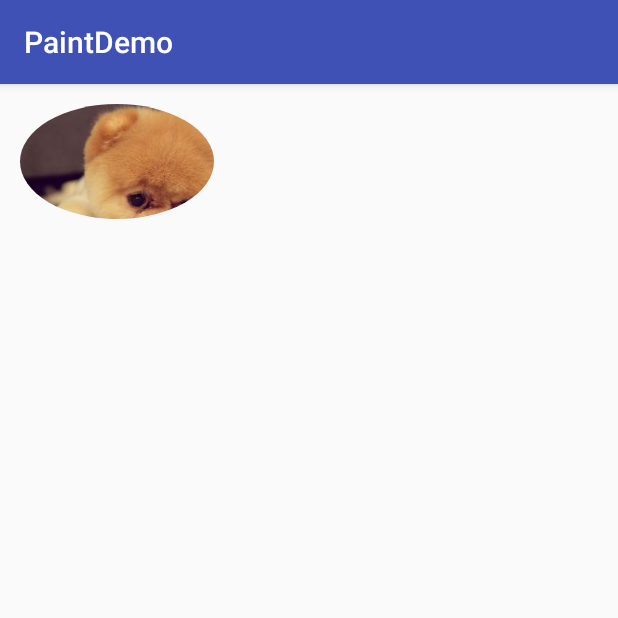
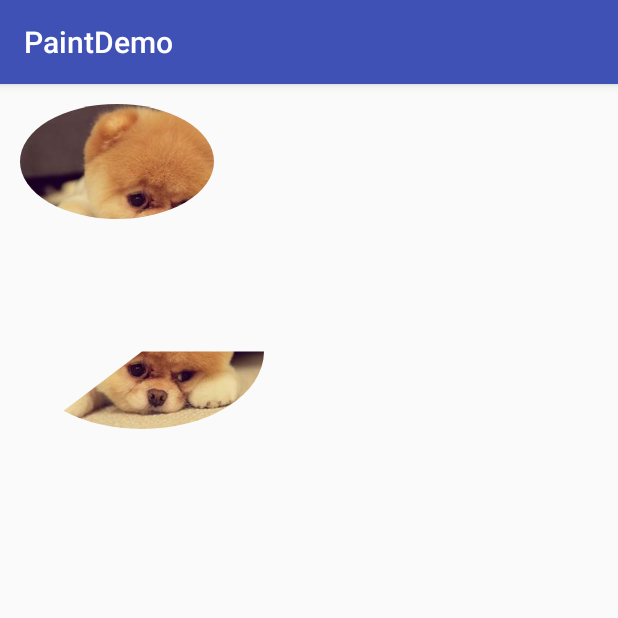
Before and after one commit to wuzhiqian/PaintDemo, an Android app: the ShaderActivity screen opened directly, with no data from a screen before it, on a phone screen of 412 x 824 dp, the top half of it. Run offline under Robolectric (Android 15) with nearby library versions, the phone set to English and light mode, and no system bars.

Commit message:
换个名字

```diff
--- a/app/src/main/java/com/wzq/paintdemo/util/shder/DrawBitmapShader.java
+++ b/app/src/main/java/com/wzq/paintdemo/util/shder/DrawBitmapShader.java
@@ -30,7 +30,7 @@ public class DrawBitmapShader {
 
     public static void drawArcBitmapShader(Canvas canvas, Bitmap bitmap) {
         circleBitmapShader = new BitmapShader(bitmap, Shader.TileMode.MIRROR,Shader.TileMode.REPEAT);
-        circleShapeDrawable = new ShapeDrawable(new ArcShape(180, 50));
+        circleShapeDrawable = new ShapeDrawable(new ArcShape(0, 130));
         circleShapeDrawable.getPaint().setShader(circleBitmapShader);
         circleShapeDrawable.setBounds(20, 10, bitmap.getWidth() , bitmap.getHeight());
         circleShapeDrawable.draw(canvas);
--- a/app/src/main/java/com/wzq/paintdemo/view/shaderview/BitmapShaderView.java
+++ b/app/src/main/java/com/wzq/paintdemo/view/shaderview/BitmapShaderView.java
@@ -1,6 +1,7 @@
 package com.wzq.paintdemo.view.shaderview;
 
 import android.content.Context;
+import android.content.res.TypedArray;
 import android.graphics.Bitmap;
 import android.graphics.BitmapFactory;
 import android.graphics.Canvas;
@@ -23,16 +24,21 @@ public class BitmapShaderView extends View {
     public BitmapShaderView(Context context, AttributeSet attrs) {
         this(context, attrs, 0);
     }
-
+    private int type = 1;
     public BitmapShaderView(Context context, AttributeSet attrs, int defStyleAttr) {
         super(context, attrs, defStyleAttr);
+        TypedArray a =  context.obtainStyledAttributes(attrs, R.styleable.BitmapShaderView);
+        type = a.getInt(R.styleable.BitmapShaderView_type, 1);
         bitmap = BitmapFactory.decodeResource(getResources(), R.mipmap.a);
     }
 
     @Override
     protected void onDraw(Canvas canvas) {
         super.onDraw(canvas);
-        DrawBitmapShader.drawBitmapShader(canvas, bitmap);
+        if(type == 1)
+            DrawBitmapShader.drawBitmapShader(canvas, bitmap);
+        else
+            DrawBitmapShader.drawArcBitmapShader(canvas,bitmap);
 
     }
 }
--- a/app/src/main/res/layout/activity_shader.xml
+++ b/app/src/main/res/layout/activity_shader.xml
@@ -1,5 +1,7 @@
 <?xml version="1.0" encoding="utf-8"?>
-<LinearLayout xmlns:android="http://schemas.android.com/apk/res/android"
+<LinearLayout
+    xmlns:android="http://schemas.android.com/apk/res/android"
+    xmlns:appi="http://schemas.android.com/apk/res-auto"
     android:layout_width="match_parent"
     android:layout_height="match_parent"
     android:orientation="vertical">
@@ -12,7 +14,14 @@
             android:orientation="vertical">
             <com.wzq.paintdemo.view.shaderview.BitmapShaderView
                 android:layout_width="200dp"
-                android:layout_height="200dp" />
+                android:layout_height="120dp"
+                appi:type="1"/>
+
+
+            <com.wzq.paintdemo.view.shaderview.BitmapShaderView
+                android:layout_width="200dp"
+                android:layout_height="120dp"
+                appi:type="2"/>
         </LinearLayout>
     </ScrollView>
 </LinearLayout>
--- /dev/null
+++ b/app/src/main/res/values/attrs.xml
@@ -0,0 +1,6 @@
+<?xml version="1.0" encoding="utf-8"?>
+<resources>
+    <declare-styleable name="BitmapShaderView">
+        <attr name="type" format="integer"/>
+    </declare-styleable>
+</resources>
```
